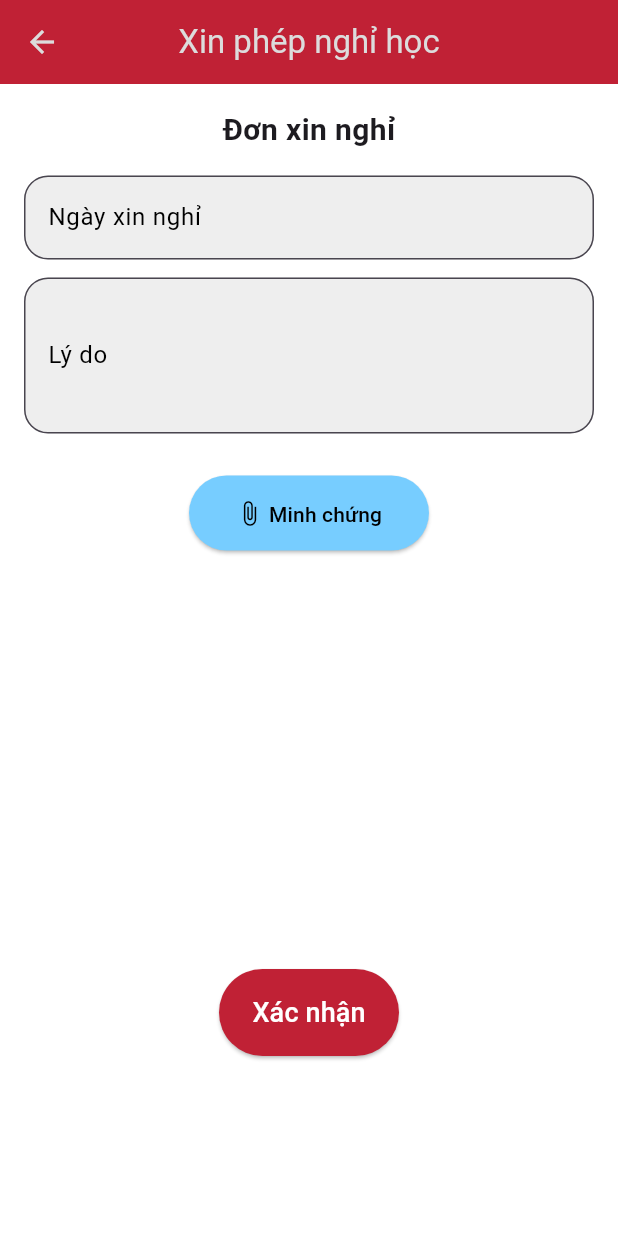
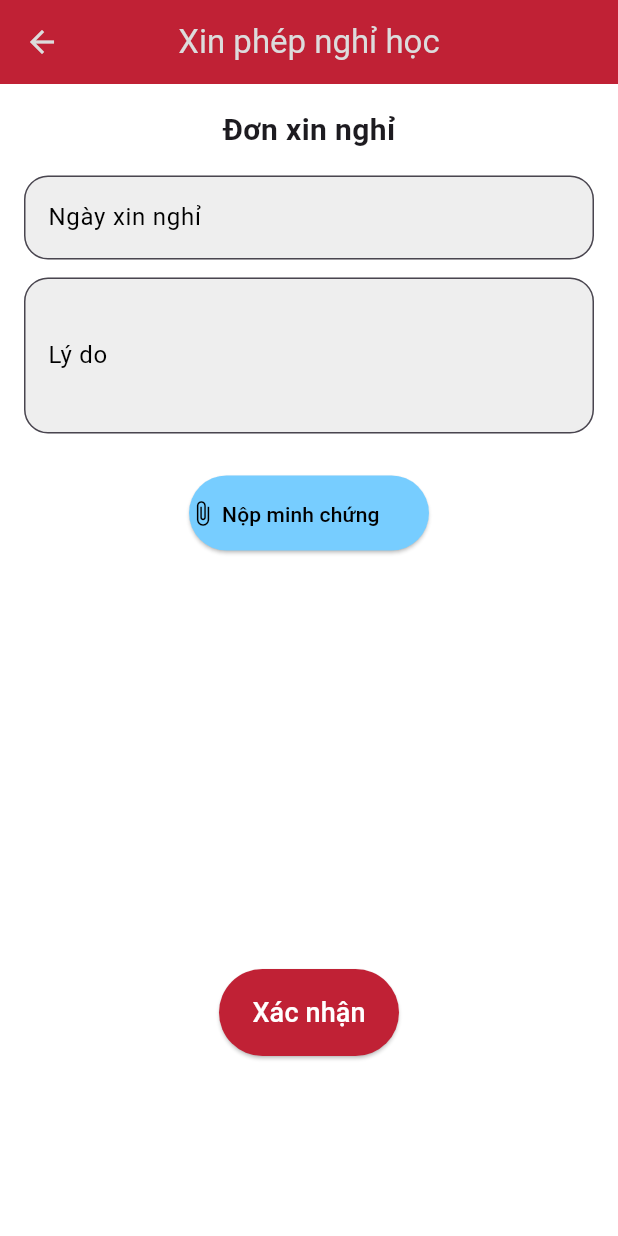
Before and after one commit to BD2020452915102002/IT4788-PTUDDNT, a Flutter app: the DetailClassScreenStudent screen opened directly with empty values, after a tap on "Xin phép nghỉ học", on a phone screen of 412 x 824 dp. Run offline on Flutter 3.47's test engine with Material 3 defaults, Android fonts, the phone set to English and light mode, and no system bars; our stand-ins replace file_picker, hive, hive_flutter, image_picker; accounts and stored records are empty.

Commit message:
update ui

```diff
--- a/lib/presentation/screens/student/absence_request/request_absence_student.dart
+++ b/lib/presentation/screens/student/absence_request/request_absence_student.dart
@@ -5,22 +5,48 @@ import 'package:path/path.dart' as path;
 import 'package:image_picker/image_picker.dart';
 import 'package:ptuddnt/core/constants/colors.dart';
 import 'package:intl/intl.dart';
+import 'package:ptuddnt/core/utils/token.dart';
 
 class LeaveRequestScreen extends StatefulWidget {
-  final Map<String, dynamic> classData;
+  final String classId;
 
-  const LeaveRequestScreen({Key? key, required this.classData}) : super(key: key);
+  const LeaveRequestScreen({super.key, required this.classId});
 
   @override
-  _LeaveRequestScreenState createState() => _LeaveRequestScreenState();
+  LeaveRequestScreenState createState() => LeaveRequestScreenState();
 }
 
-class _LeaveRequestScreenState extends State<LeaveRequestScreen> {
+class LeaveRequestScreenState extends State<LeaveRequestScreen> {
   final TextEditingController _reasonController = TextEditingController();
+  final TextEditingController _dateController = TextEditingController();
   File? _selectedFile;
   final _picker = ImagePicker();
   DateTime? _selectedDate;
+  bool _isSubmitting = false;
 
+  late final String token ;
+
+  @override
+  void initState() {
+    super.initState();
+    _getToken();
+  }
+  @override
+  void didChangeDependencies() {
+    super.didChangeDependencies();
+  }
+
+
+  @override
+  void dispose() {
+    _reasonController.dispose();
+    _dateController.dispose();
+    super.dispose();
+  }
+
+  Future<void> _getToken() async {
+    token = (await Token().get())!;
+  }
   Future<void> _pickFile() async {
     final pickedFile = await _picker.pickImage(source: ImageSource.gallery);
     if (pickedFile != null) {
@@ -40,6 +66,7 @@ class _LeaveRequestScreenState extends State<LeaveRequestScreen> {
     if (picked != null && picked != _selectedDate) {
       setState(() {
         _selectedDate = picked;
+        _dateController.text = DateFormat('dd/MM/yyyy').format(picked);
       });
     }
   }
@@ -48,7 +75,7 @@ class _LeaveRequestScreenState extends State<LeaveRequestScreen> {
     final overlay = Overlay.of(context);
     final overlayEntry = OverlayEntry(
       builder: (context) => Positioned(
-        top: 80.0, // Khoảng cách từ trên xuống
+        top: 80.0,
         left: 0.0,
         right: 0.0,
         child: Align(
@@ -71,21 +98,38 @@ class _LeaveRequestScreenState extends State<LeaveRequestScreen> {
       ),
     );
 
-    // Thêm OverlayEntry vào màn hình
     overlay.insert(overlayEntry);
 
-    // Ẩn thông báo sau 3 giây
     Future.delayed(const Duration(seconds: 3), () {
       overlayEntry.remove();
     });
   }
 
+  bool _isFormValid() {
+    return _selectedDate != null && _reasonController.text.isNotEmpty;
+  }
+
   Future<void> _submitAbsenceRequest() async {
+    if (_isSubmitting || !_isFormValid()) {
+      _showCustomSnackBar('Vui lòng điền đầy đủ thông tin', context);
+      return;
+    }
+
+    if (token == '') {
+      print('duc ${token}');
+      _showCustomSnackBar('Token không hợp lệ', context);
+      return;
+    }
+
+    setState(() {
+      _isSubmitting = true;
+    });
+
     final url = Uri.parse('http://160.30.168.228:8080/it5023e/request_absence');
 
     final request = http.MultipartRequest('POST', url)
-      ..fields['token'] = 'RiTn0v'
-      ..fields['classId'] = '000002'
+      ..fields['token'] = token
+      ..fields['classId'] = widget.classId
       ..fields['date'] = _selectedDate != null ? DateFormat('yyyy-MM-dd').format(_selectedDate!) : ''
       ..fields['reason'] = _reasonController.text;
 
@@ -99,13 +143,17 @@ class _LeaveRequestScreenState extends State<LeaveRequestScreen> {
 
     final response = await request.send();
 
+    setState(() {
+      _isSubmitting = false;
+    });
+
     if (response.statusCode == 200) {
       _showCustomSnackBar('Gửi yêu cầu thành công', context);
     } else {
-      _showCustomSnackBar('Gửi yêu cầu thất bại', context);
+      final responseBody = await response.stream.bytesToString();
+      _showCustomSnackBar('Gửi yêu cầu thất bại: $responseBody', context);
     }
   }
-
 
   Widget _buildTextField(String label, TextEditingController controller, {int maxLines = 1}) {
     return Padding(
@@ -164,19 +212,10 @@ class _LeaveRequestScreenState extends State<LeaveRequestScreen> {
                   GestureDetector(
                     onTap: _pickDate,
                     child: AbsorbPointer(
-                      child: _buildTextField(
-                        "Ngày xin nghỉ",
-                        TextEditingController(
-                          text: _selectedDate != null
-                              ? DateFormat('dd/MM/yyyy').format(_selectedDate!)
-                              : "",
-                        ),
-                      ),
+                      child: _buildTextField("Ngày xin nghỉ", _dateController),
                     ),
                   ),
                   _buildTextField("Lý do", _reasonController, maxLines: 3),
-
-                  // Add file picker button here
                   const SizedBox(height: 16),
                   ElevatedButton(
                     style: ElevatedButton.styleFrom(
@@ -186,16 +225,21 @@ class _LeaveRequestScreenState extends State<LeaveRequestScreen> {
                     ),
                     onPressed: _pickFile,
                     child: Row(
-                      mainAxisAlignment: MainAxisAlignment.center,
                       children: [
                         const Icon(
                           Icons.attach_file,
-                          color: Colors.black, // Đặt màu icon thành đen
+                          color: Colors.black,
                         ),
                         const SizedBox(width: 4),
-                        Text(
-                          _selectedFile == null ? "Minh chứng" : "File đã chọn: ${path.basename(_selectedFile!.path)}",
-                          style: const TextStyle(color: Colors.black),
+                        Expanded(
+                          child: Text(
+                            _selectedFile == null
+                                ? "Nộp minh chứng"
+                                : "File đã chọn: ${path.basename(_selectedFile!.path)}",
+                            style: const TextStyle(color: Colors.black),
+                            overflow: TextOverflow.ellipsis,
+                            maxLines: 1,
+                          ),
                         ),
                       ],
                     ),
@@ -205,7 +249,6 @@ class _LeaveRequestScreenState extends State<LeaveRequestScreen> {
               ),
             ),
           ),
-
           Align(
             alignment: Alignment.bottomCenter,
             child: Padding(
@@ -214,8 +257,10 @@ class _LeaveRequestScreenState extends State<LeaveRequestScreen> {
                 style: ElevatedButton.styleFrom(
                   minimumSize: const Size(120, 50),
                 ),
-                onPressed: _submitAbsenceRequest,
-                child: const Text("Xác nhận", style: TextStyle(fontSize: 18)),
+                onPressed: _isSubmitting ? null : _submitAbsenceRequest,
+                child: _isSubmitting
+                    ? CircularProgressIndicator(color: Colors.white)
+                    : const Text("Xác nhận", style: TextStyle(fontSize: 18)),
               ),
             ),
           ),
--- a/lib/presentation/screens/student/class/detail_class_screen_student.dart
+++ b/lib/presentation/screens/student/class/detail_class_screen_student.dart
@@ -40,7 +40,7 @@ class DetailClassScreenStudent extends StatelessWidget {
             _ViewMaterialsButton(classData: classData),
             _AssignmentsButton(classData: classData),
             _AttendanceButton(),
-            _RequestLeaveButton(classData: classData),
+            _RequestLeaveButton(classId: classData['class_id']),
           ],
         ),
       ),
@@ -141,9 +141,9 @@ class _AttendanceButton extends StatelessWidget {
 }
 
 class _RequestLeaveButton extends StatelessWidget {
-  final Map<String, dynamic> classData;
+  final String classId;
 
-  const _RequestLeaveButton({required this.classData});
+  const _RequestLeaveButton({required this.classId});
 
   @override
   Widget build(BuildContext context) {
@@ -152,7 +152,7 @@ class _RequestLeaveButton extends StatelessWidget {
         Navigator.pushNamed(
           context,
           '/request-absence',
-          arguments: classData,
+          arguments: classId,
         );
       },
       style: _buttonStyle,
--- a/lib/routes/app_routes.dart
+++ b/lib/routes/app_routes.dart
@@ -8,12 +8,12 @@ import 'package:ptuddnt/presentation/screens/splash_screen.dart';
 import 'package:ptuddnt/presentation/screens/login_screen.dart';
 import 'package:ptuddnt/presentation/screens/register_screen.dart';
 import 'package:ptuddnt/presentation/screens/student/absence_request/request_absence_student.dart';
+import 'package:ptuddnt/presentation/screens/student/information_student_screen.dart';
 // import '../presentation/screens/lecturer/class/assignment/assignment.dart';
 import '../presentation/screens/lecturer/home_screen_lecture.dart';
 import '../presentation/screens/student/class/list_assignment.dart';
 import '../presentation/screens/lecturer/register_class_screen.dart';
 import '../presentation/screens/lecturer/attendance_screen_lecture.dart';
-import 'package:ptuddnt/presentation/screens/student/class/absent_record_screen.dart';
 
 
 class AppRoutes {
@@ -38,14 +38,16 @@ class AppRoutes {
       return ListAssignment(classData: classData);
     },
     '/detail-assignment-student': (context) {
-          final assignment = ModalRoute.of(context)!.settings.arguments as Map<String, dynamic>;
-          return AssignmentDetailScreen(assignment: assignment);
-        },
-    '/absent-record-student': (context) => const AttendanceRecordScreen(),
-
+      final assignment = ModalRoute.of(context)!.settings.arguments as Map<String, dynamic>;
+      return AssignmentDetailScreen(assignment: assignment);
+    },
     '/request-absence': (context) {
-      final classData = ModalRoute.of(context)!.settings.arguments as Map<String, dynamic>;
-      return LeaveRequestScreen(classData: classData);
+      final classId = ModalRoute.of(context)!.settings.arguments as String;
+      return LeaveRequestScreen(classId: classId);
+    },
+    '/information-student': (context) {
+      final userId = ModalRoute.of(context)!.settings.arguments as String;
+      return StudentInfoScreen(userId: userId);
     },
     '/create-class-lecturer': (context) => const RegisterClassLecturer(),
     '/attendance-screen-lecturer': (context) => const AttendanceLectureScreen(),
```
Also changed, not shown: lib/data/models/absence_request.dart (deleted, +0 -23 lines), lib/presentation/screens/student/home_screen_student.dart (+13 -3 lines), lib/presentation/screens/student/information_student_screen.dart (added, +279 -0 lines).
